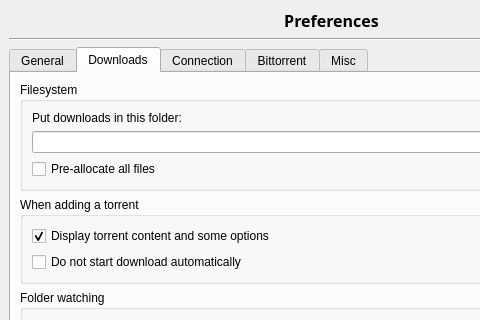
Before: the Qt Designer form src/options.ui in SysAdminDoc/qBittorrent-Vanced, drawn with Qt 5; both pictures show x 0 to 480 and y 0 to 320 of the 663 by 560 pixel window.
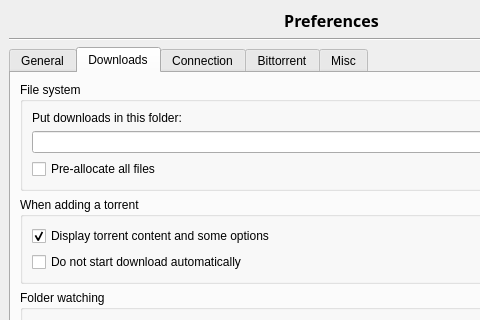
After: the same form once the commit is applied. The open tabs and pages were chosen to show the change. Icons and pictures are not drawn.

The edit to the form file:
```diff
--- a/src/options.ui
+++ b/src/options.ui
@@ -372,7 +372,7 @@
        <item>
         <widget class="QGroupBox" name="fileSystemBox" >
          <property name="title" >
-          <string>Filesystem</string>
+          <string>File system</string>
          </property>
          <layout class="QVBoxLayout" >
           <item>
```
Left out of the diff: 2 changed lines with no effect on the pictures.
